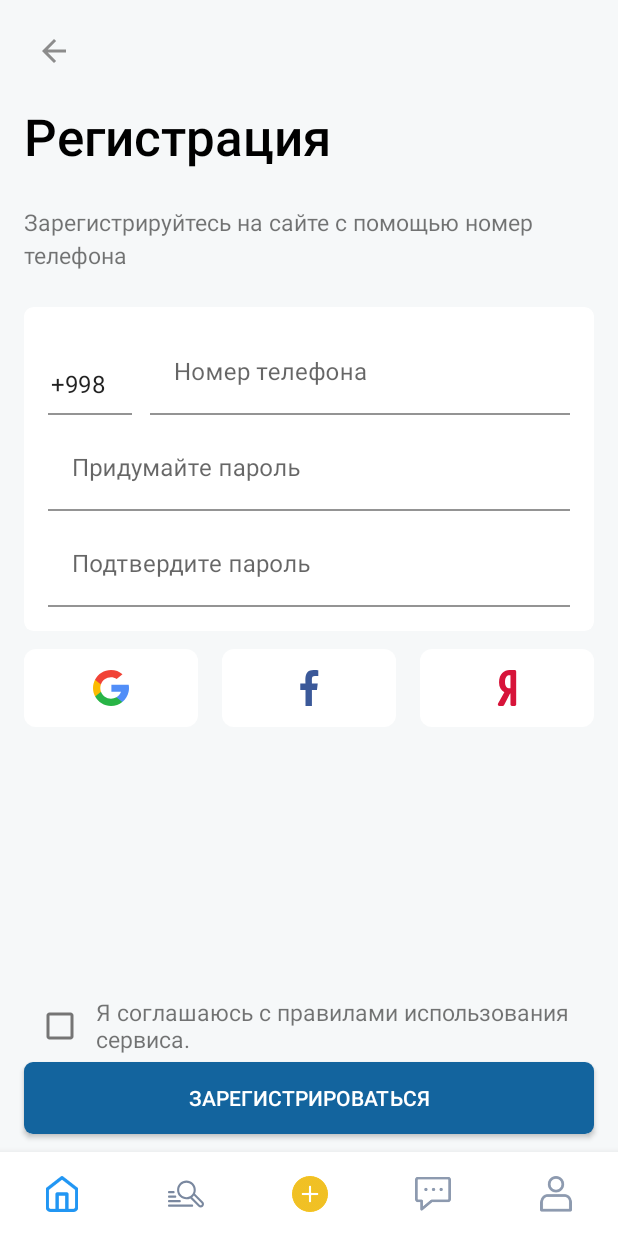
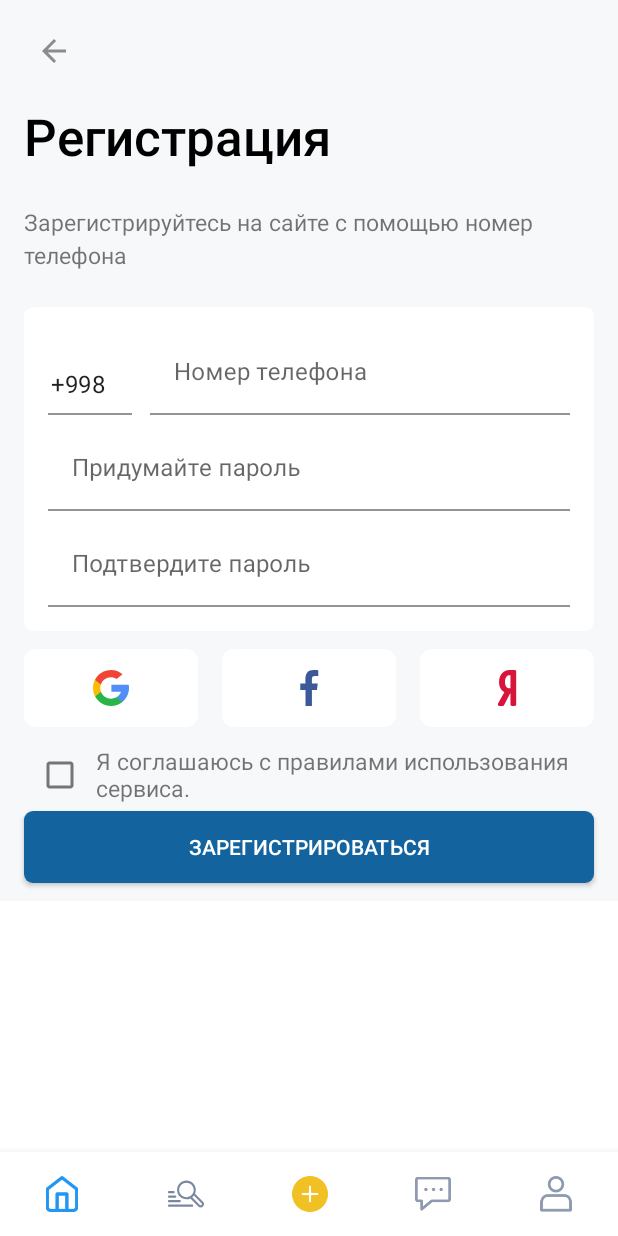
Before and after one commit to Shakhzod19980615/BisyorTestApp, an Android app: the fragment FragmentRegistration placed in its activity, on a phone screen of 412 x 824 dp. Run offline under Robolectric (Android 15) with nearby library versions, the phone set to English and light mode, and no system bars; our stand-ins replace Dagger/Hilt's generated code; pictures from the network do not load.

Commit message:
fixing signup

```diff
--- a/app/src/main/AndroidManifest.xml
+++ b/app/src/main/AndroidManifest.xml
@@ -16,7 +16,8 @@
             android:exported="true"
             android:screenOrientation="fullSensor"
             android:theme="@style/AppTheme.Day"
-            android:windowSoftInputMode="adjustResize">
+            android:windowSoftInputMode="adjustResize"
+            tools:ignore="DiscouragedApi">
             <intent-filter>
                 <action android:name="android.intent.action.MAIN" />
 
--- a/app/src/main/java/com/example/testapp/data/remote/dto/basicResponse/BasicResponseDto.kt
+++ b/app/src/main/java/com/example/testapp/data/remote/dto/basicResponse/BasicResponseDto.kt
@@ -3,9 +3,9 @@ package com.example.testapp.data.remote.dto.basicResponse
 import com.example.testapp.domain.model.basicResponseModel.BasicResponseModel
 
 data class BasicResponseDto(
+    val name: String,
+    val message: String,
     val code: Int,
-    val message: String,
-    val name: String,
     val status: Int
 )
 fun BasicResponseDto.toBasicResponse() = BasicResponseModel(
--- a/app/src/main/java/com/example/testapp/data/request/RegistrationRequest.kt
+++ b/app/src/main/java/com/example/testapp/data/request/RegistrationRequest.kt
@@ -3,7 +3,9 @@ package com.example.testapp.data.request
 import kotlinx.serialization.SerialName
 
 data class RegistrationRequest(
-    @SerialName("login") val login: String,
-    @SerialName("password") val password: String
+    @SerialName("login")
+    val login: String,
+    @SerialName("password")
+    val password: String
 
 )
--- a/app/src/main/java/com/example/testapp/domain/use_case/authoration/PhoneNumberValidationUseCase.kt
+++ b/app/src/main/java/com/example/testapp/domain/use_case/authoration/PhoneNumberValidationUseCase.kt
@@ -12,7 +12,7 @@ class PhoneNumberValidationUseCase @Inject constructor() {
             return Pair(false, "Phone number cannot be empty.")
         }
 
-        if (phoneNumber.length != 9) {
+        if (phoneNumber.length < 9) {
             return Pair(false, "Phone number must be 9 digits long.")
         }
          return Pair(true, null)
--- a/app/src/main/java/com/example/testapp/presentation/authoration/registration/fragment/FragmentRegistration.kt
+++ b/app/src/main/java/com/example/testapp/presentation/authoration/registration/fragment/FragmentRegistration.kt
@@ -47,7 +47,7 @@ class FragmentRegistration: Fragment(R.layout.window_registration){
         val btnDialogOk: Button = dialogView.findViewById(R.id.btn_ok)
         val dialogMessage : TextView = dialogView.findViewById(R.id.text_title)
         binding.submitButton.setOnClickListener {
-            val login = binding.edPhone.text.toString()
+            val login = "+998"+ binding.edPhone.text.toString()
             val password = binding.passwordEd.text.toString()
             val confirmPassword = binding.passwordConfirmEd.text.toString()
 
@@ -67,6 +67,7 @@ class FragmentRegistration: Fragment(R.layout.window_registration){
                     alertDialog?.dismiss()  // Dismiss the dialog on button click
                 }
                 alertDialog?.show()
+                return@setOnClickListener
             }
             lifecycleScope.launch {
                 signUpViewModel.phoneNumberValidation.collect { phoneValidationResult ->
--- a/app/src/main/res/layout/window_registration.xml
+++ b/app/src/main/res/layout/window_registration.xml
@@ -1,8 +1,15 @@
 <?xml version="1.0" encoding="utf-8"?>
-<androidx.constraintlayout.widget.ConstraintLayout xmlns:android="http://schemas.android.com/apk/res/android"
+<androidx.constraintlayout.widget.ConstraintLayout
+    xmlns:android="http://schemas.android.com/apk/res/android"
+    xmlns:tools="http://schemas.android.com/tools"
     android:layout_width="match_parent"
     android:layout_height="match_parent"
     xmlns:app="http://schemas.android.com/apk/res-auto">
+    <ScrollView
+        android:layout_width="match_parent"
+        android:layout_height="0dp"
+        tools:ignore="MissingConstraints">
+
     <LinearLayout
         style="@style/Bisyor.SurfaceStyle"
         android:layout_width="match_parent"
@@ -296,4 +303,5 @@
         </LinearLayout>
 
     </LinearLayout>
+    </ScrollView>
 </androidx.constraintlayout.widget.ConstraintLayout>
```
Also changed, not shown: app/src/main/java/com/example/testapp/presentation/authoration/registration/viewModel/SignUpViewModel.kt (+11 -2 lines).
